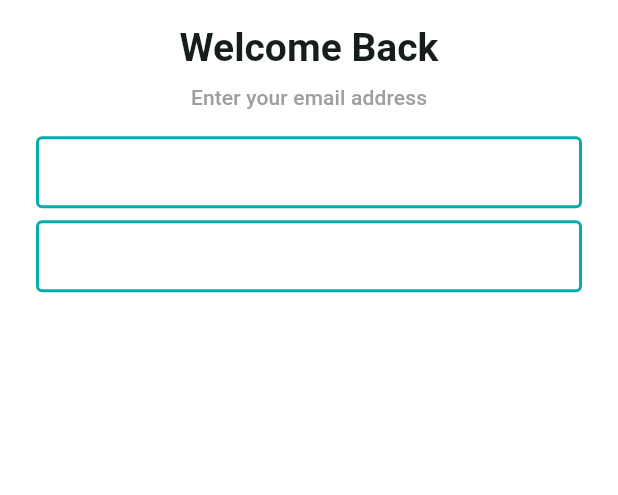
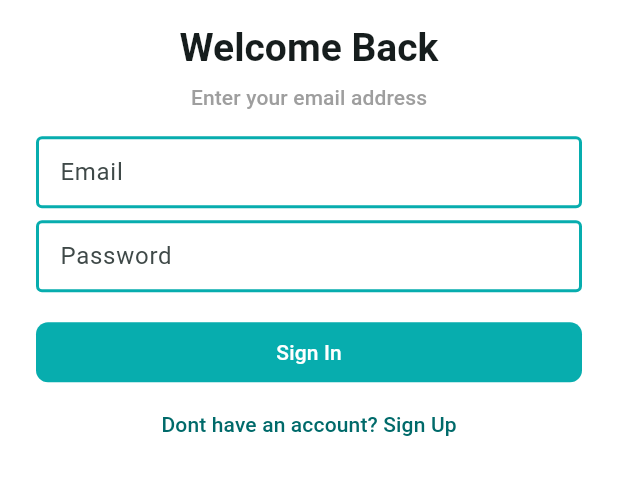
Before and after one commit to kdrbipul/ostad_14_ecommerce_project_crafty_bay, a Flutter app: the screen it shows after launch, on a phone screen of 412 x 824 dp, the part 314-809 px from its top. Run offline on Flutter 3.47's test engine with Material 3 defaults, Android fonts, the phone set to English and light mode, and no system bars; our stand-ins replace email_validator, firebase_core, firebase_crashlytics, flutter_svg, shared_preferences; accounts and stored records are empty.

Commit message:
sign in complete

```diff
--- a/lib/app/app_theme.dart
+++ b/lib/app/app_theme.dart
@@ -18,6 +18,7 @@ class AppTheme {
       labelLarge: TextStyle(color: Colors.grey, fontWeight: FontWeight.w500),
     ),
     inputDecorationTheme: _inputDecorationTheme,
+    filledButtonTheme: _filledButtonThemeData,
   );
 
   static final ThemeData _darkThemeData = ThemeData(
@@ -31,11 +32,18 @@ class AppTheme {
       labelLarge: TextStyle(color: Colors.grey, fontWeight: FontWeight.w500),
     ),
     inputDecorationTheme: _inputDecorationTheme,
+    filledButtonTheme: _filledButtonThemeData,
   );
+
+
+
 
   static final InputDecorationTheme _inputDecorationTheme =
       InputDecorationTheme(
         contentPadding: .only(left: 12),
+        border: OutlineInputBorder(
+          borderSide: BorderSide(color: AppColors.themeColor, width: 2),
+        ),
         focusedBorder: OutlineInputBorder(
           borderSide: BorderSide(color: AppColors.themeColor, width: 2),
         ),
@@ -46,4 +54,12 @@ class AppTheme {
           borderSide: BorderSide(color: Colors.red, width: 2),
         ),
       );
+  static final FilledButtonThemeData _filledButtonThemeData =
+  FilledButtonThemeData(style: FilledButton.styleFrom(
+        backgroundColor: AppColors.themeColor,
+        shape: RoundedRectangleBorder(
+          borderRadius: .circular(8),
+        ),
+        fixedSize: Size.fromWidth(double.maxFinite)
+    ),);
 }
--- a/lib/features/auth/presentation/screens/sign_in_screen.dart
+++ b/lib/features/auth/presentation/screens/sign_in_screen.dart
@@ -1,6 +1,7 @@
 import 'package:flutter/material.dart';
-import 'package:ostad_14_ecommerce_project_crafty_bay/app/app_colors.dart';
+import 'package:ostad_14_ecommerce_project_crafty_bay/features/shared/presentation/utils/validators.dart';
 
+import '../../../../app/extensions/localization_extension.dart';
 import '../widgets/app_logo.dart';
 
 class SignInScreen extends StatefulWidget {
@@ -13,14 +14,24 @@ class SignInScreen extends StatefulWidget {
 }
 
 class _SignInScreenState extends State<SignInScreen> {
+  final TextEditingController _emailTEController = TextEditingController();
+  final TextEditingController _passwordTEController = TextEditingController();
+
+  final GlobalKey<FormState> _formKey = GlobalKey<FormState>();
+
   @override
   Widget build(BuildContext context) {
     final textTheme = TextTheme.of(context);
 
     return SafeArea(
       child: Scaffold(
-        body: Padding(
+        body: SingleChildScrollView(
+          child: Padding(
             padding: const .all(24),
+            child: Form(
+              key: _formKey,
+              autovalidateMode: .onUserInteraction,
+              onChanged: (){},
               child: Column(
                 children: [
                   const SizedBox(height: 80),
@@ -30,13 +41,56 @@ class _SignInScreenState extends State<SignInScreen> {
                   const SizedBox(height: 6),
                   Text('Enter your email address', style: textTheme.labelLarge),
                   const SizedBox(height: 16),
-              TextFormField(),
+                  TextFormField(
+                    controller: _emailTEController,
+                    textInputAction: .next,
+                    keyboardType: .emailAddress,
+                    decoration: InputDecoration(
+                      labelText: context.localization.email,
+                      hintText: context.localization.email,
+                    ),
+                    validator: (String? value) => Validators.validateEmail(value),
+                  ),
                   const SizedBox(height: 8),
-              TextFormField(),
+                  TextFormField(
+                    controller: _passwordTEController,
+                    obscureText: true,
+                    obscuringCharacter: '*',
+                    decoration: InputDecoration(
+                      labelText: context.localization.password,
+                      hintText: context.localization.password,
+                    ),
+                    validator: (input) => Validators.validatePassword(input),
+                  ),
+                  const SizedBox(height: 16),
+                  FilledButton(
+                    onPressed: _onTapSignInButton,
+                    child: Text(context.localization.signIn),
+                  ),
+                  TextButton(onPressed: _onTapSignUpButton,
+                      child: Text("Dont have an account? Sign Up"),
+                  ),
                 ],
+              ),
+            ),
           ),
         ),
       ),
     );
   }
+
+  void _onTapSignInButton() {
+    if(_formKey.currentState!.validate()) {
+
     }
+  }
+  void _onTapSignUpButton() {}
+
+  @override
+  void dispose() {
+    // TODO: implement dispose
+    _emailTEController.dispose();
+    _passwordTEController.dispose();
+    super.dispose();
+  }
+}
--- /dev/null
+++ b/lib/features/shared/presentation/utils/validators.dart
@@ -0,0 +1,31 @@
+import 'package:email_validator/email_validator.dart';
+
+class Validators {
+ static String? validateInput (String? input, String message){
+    if (input != null){
+      return message;
+    }
+    return null;
+  }
+
+ static String? validateEmail (String? input){
+    if (EmailValidator.validate(input ?? '') == false){
+      return "Enter your valid email address";
+    }
+    return null;
+  }
+
+ static String? validatePassword (String? input){
+    if ((input ?? '').length <6){
+      return "Enter your password more than 5 characters";
+    }
+    return null;
+  }
+
+ static String? validateConfirmPassword (String? input, String password){
+    if (input == password){
+      return "Confirm password dose not match";
+    }
+    return null;
+  }
+}
--- a/lib/l10n/app_bn.arb
+++ b/lib/l10n/app_bn.arb
@@ -1,3 +1,6 @@
 {
-  "version" : "সংস্করণ"
+  "version" : "সংস্করণ",
+  "email"   : "Email bn",
+  "password" : "Password bn",
+  "signIn"    : "প্রবেশ করুন"
 }
--- a/lib/l10n/app_en.arb
+++ b/lib/l10n/app_en.arb
@@ -1,3 +1,6 @@
 {
-    "version" : "Version"
+    "version" : "Version",
+    "email"   : "Email",
+    "password" : "Password",
+    "signIn"    : "Sign In"
 }
--- a/lib/l10n/app_localizations.dart
+++ b/lib/l10n/app_localizations.dart
@@ -103,6 +103,24 @@ abstract class AppLocalizations {
   /// In en, this message translates to:
   /// **'Version'**
   String get version;
+
+  /// No description provided for @email.
+  ///
+  /// In en, this message translates to:
+  /// **'Email'**
+  String get email;
+
+  /// No description provided for @password.
+  ///
+  /// In en, this message translates to:
+  /// **'Password'**
+  String get password;
+
+  /// No description provided for @signIn.
+  ///
+  /// In en, this message translates to:
+  /// **'Sign In'**
+  String get signIn;
 }
 
 class _AppLocalizationsDelegate
--- a/lib/l10n/app_localizations_bn.dart
+++ b/lib/l10n/app_localizations_bn.dart
@@ -10,4 +10,13 @@ class AppLocalizationsBn extends AppLocalizations {
 
   @override
   String get version => 'সংস্করণ';
+
+  @override
+  String get email => 'Email bn';
+
+  @override
+  String get password => 'Password bn';
+
+  @override
+  String get signIn => 'প্রবেশ করুন';
 }
--- a/lib/l10n/app_localizations_en.dart
+++ b/lib/l10n/app_localizations_en.dart
@@ -10,4 +10,13 @@ class AppLocalizationsEn extends AppLocalizations {
 
   @override
   String get version => 'Version';
+
+  @override
+  String get email => 'Email';
+
+  @override
+  String get password => 'Password';
+
+  @override
+  String get signIn => 'Sign In';
 }
--- a/pubspec.yaml
+++ b/pubspec.yaml
@@ -24,6 +24,7 @@ dependencies:
   provider: ^6.1.5+1
   shared_preferences: ^2.5.5
   intl: ^0.20.2
+  email_validator: ^3.0.0
 
 dev_dependencies:
   flutter_test:
```
Also changed, not shown: lib/app/extensions/localization_extension.dart (added, +7 -0 lines), pubspec.lock, 1 other file. Lines whose indentation alone changed are shown as unchanged.
